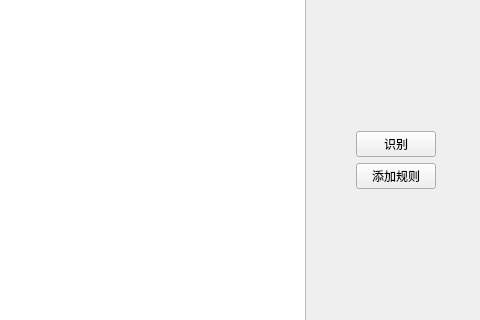
This is mainwindow.ui in YoferChen/AnimalRecognitionSystem_Qt5 as Qt 5 draws it before an edit; both pictures show x 469 to 949 and y 213 to 533 of the 949 by 637 pixel window. The edited form follows.
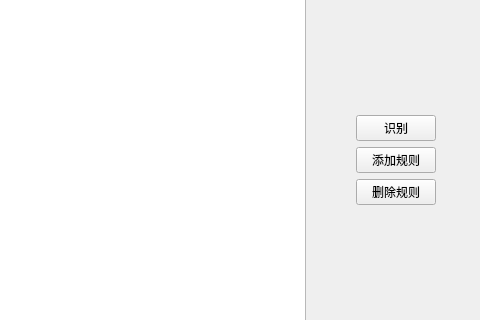
This is the edited form.

Commit message: 完成系统基本雏形，待完成识别算法和解决添加、删除规则的问题

```diff
--- a/mainwindow.ui
+++ b/mainwindow.ui
@@ -231,6 +231,13 @@
                </property>
               </widget>
              </item>
+             <item>
+              <widget class="QPushButton" name="btn_delete_rule">
+               <property name="text">
+                <string>删除规则</string>
+               </property>
+              </widget>
+             </item>
              <item>
               <spacer name="verticalSpacer_2">
                <property name="orientation">
```
Left out of the diff: 21 changed lines with no effect on the pictures. The commit also changes 12 other files.
